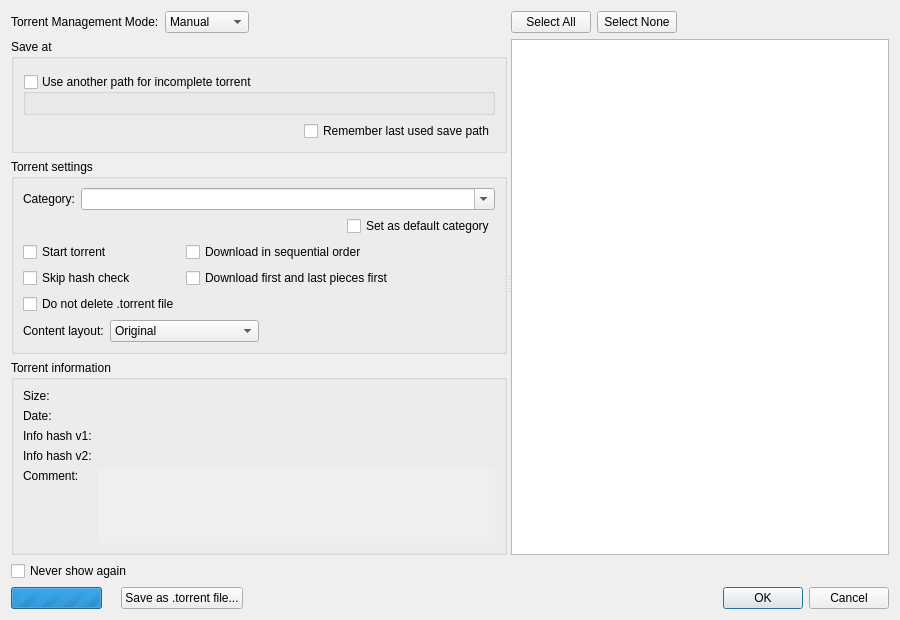
First picture: the form in src/gui/addnewtorrentdialog.ui, repository SysAdminDoc/qBittorrent-Vanced, before the edit.
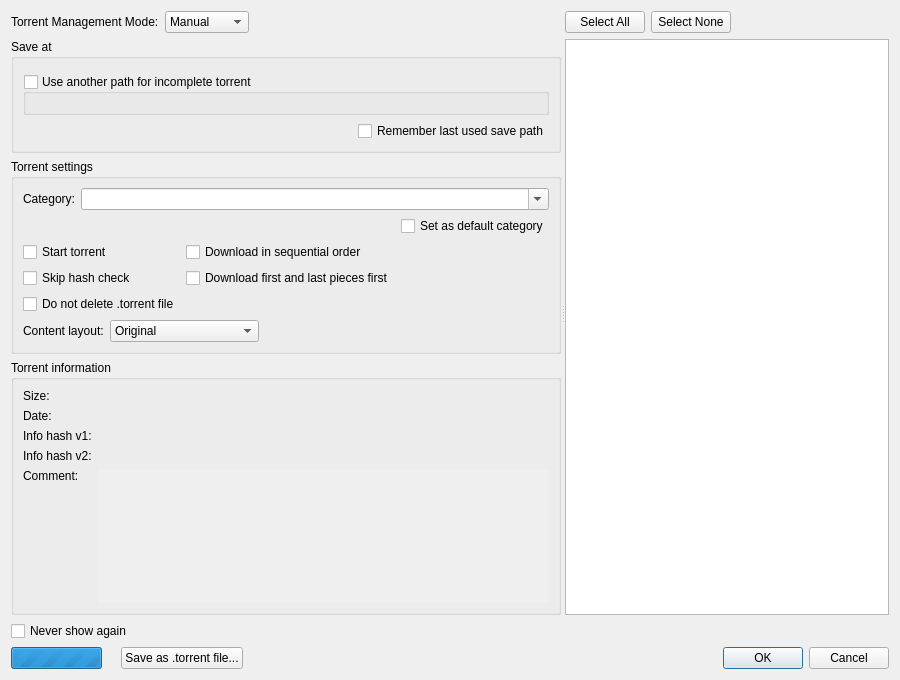
Second picture: the form after the edit. Custom widgets are drawn as their Qt base class.

Commit message: Adjust height to hide scrollbar by default

The edit to the form file:
```diff
--- a/src/gui/addnewtorrentdialog.ui
+++ b/src/gui/addnewtorrentdialog.ui
@@ -7,7 +7,7 @@
     <x>0</x>
     <y>0</y>
     <width>900</width>
-    <height>620</height>
+    <height>680</height>
    </rect>
   </property>
   <layout class="QVBoxLayout" name="AddNewTorrentDialogLayout">
@@ -27,8 +27,8 @@
        <rect>
         <x>0</x>
         <y>0</y>
-        <width>868</width>
-        <height>644</height>
+        <width>882</width>
+        <height>598</height>
        </rect>
       </property>
       <layout class="QVBoxLayout" name="verticalLayout_6">
@@ -346,8 +346,8 @@
                   <rect>
                    <x>0</x>
                    <y>0</y>
-                   <width>392</width>
-                   <height>68</height>
+                   <width>411</width>
+                   <height>70</height>
                   </rect>
                  </property>
                  <layout class="QVBoxLayout" name="verticalLayout_2">
@@ -461,7 +461,7 @@
                </property>
                <property name="sizeHint" stdset="0">
                 <size>
-                 <width>165</width>
+                 <width>40</width>
                  <height>20</height>
                 </size>
                </property>
```
